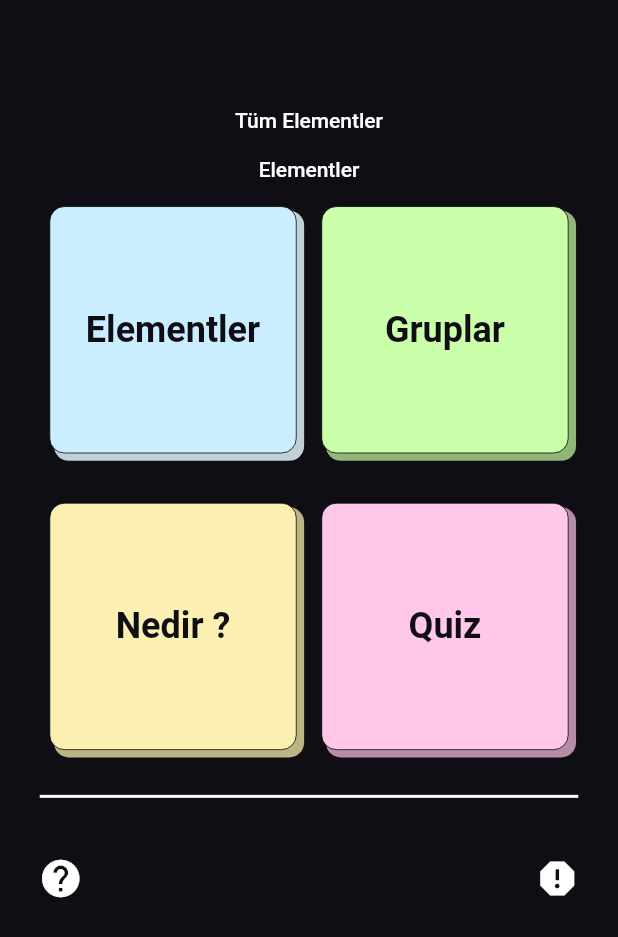
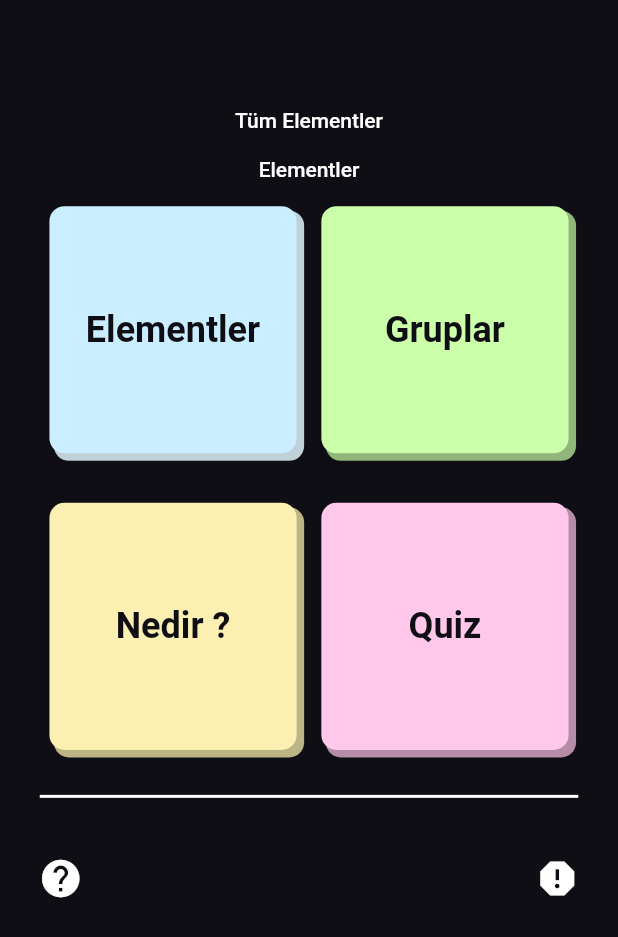
Before and after one commit to furkanagess/elements_app, a Flutter app: the screen it shows after launch, on a phone screen of 412 x 824 dp. Shown: the top 937 px of the screen. Run offline on Flutter 3.47's test engine with Material 2 defaults, Android fonts, the phone set to English and light mode, and no system bars; our stand-ins replace equatable.

Commit message:
widget fixes

```diff
--- a/lib/product/widget/container/element_group_container.dart
+++ b/lib/product/widget/container/element_group_container.dart
@@ -24,7 +24,6 @@ class ElementGroupContainer extends StatelessWidget {
         height: context.dynamicHeight(0.2),
         width: context.dynamicWidth(0.4),
         decoration: BoxDecoration(
-          border: Border.all(width: 0.5),
           boxShadow: [
             BoxShadow(
               color: shadowColor!,
@@ -36,11 +35,15 @@ class ElementGroupContainer extends StatelessWidget {
           color: color,
         ),
         child: Center(
-          child: Text(
-            title!,
-            style: context.textTheme.headlineSmall?.copyWith(
-              fontWeight: FontWeight.bold,
-              color: AppColors.background,
+          child: Padding(
+            padding: context.paddingLowHorizontal,
+            child: Text(
+              textAlign: TextAlign.center,
+              title!,
+              style: context.textTheme.headlineSmall?.copyWith(
+                fontWeight: FontWeight.bold,
+                color: AppColors.background,
+              ),
             ),
           ),
         ),
--- a/lib/product/widget/container/element_symbol_container.dart
+++ b/lib/product/widget/container/element_symbol_container.dart
@@ -20,7 +20,6 @@ class ElementSymbolContainer extends StatelessWidget {
       height: context.dynamicHeight(0.15),
       width: context.dynamicWidth(0.30),
       decoration: BoxDecoration(
-        border: Border.all(width: 0.5),
         boxShadow: [
           BoxShadow(
             color: shadowColor!,
```
